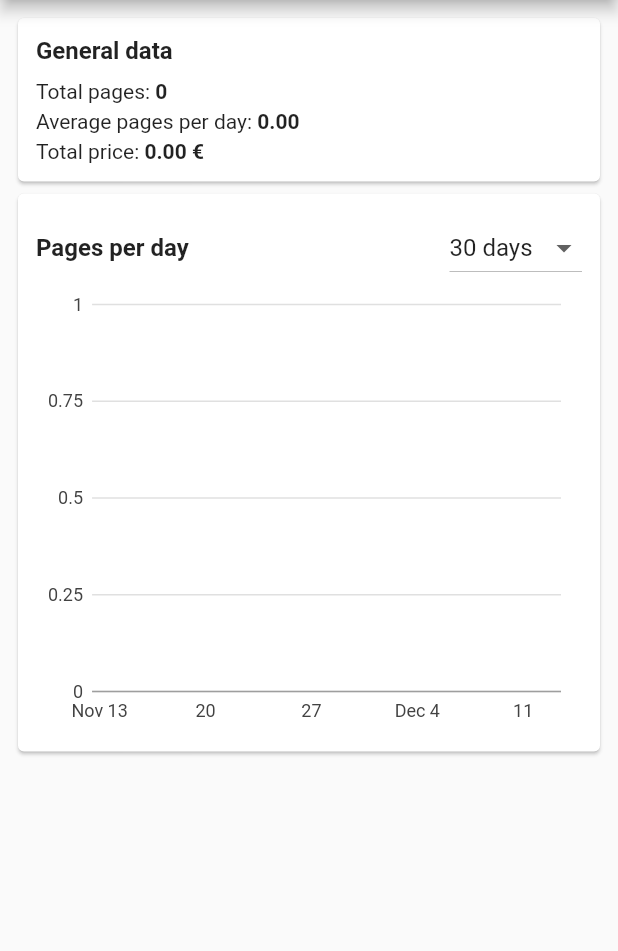
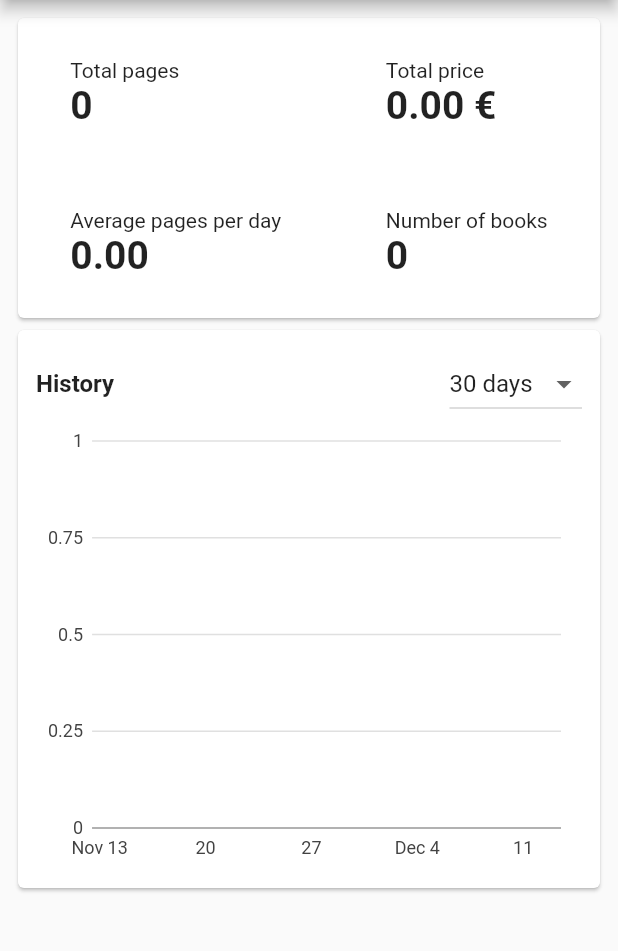
Before and after one commit to codinguniverse-de/trackit, a Flutter app: the StatisticsPage screen opened by its route, on a phone screen of 412 x 824 dp, the part 84-1035 px from its top. Run offline on Flutter 3.47's test engine with Material 2 defaults, Android fonts, the phone set to English and light mode, and no system bars; our stand-ins replace charts_flutter, image_picker, shared_preferences, smooth_star_rating, sqflite; accounts and stored records are empty.

Commit message:
Optimize statistics view for books

```diff
--- a/lib/common/statistics/general_statistics_card.dart
+++ b/lib/common/statistics/general_statistics_card.dart
@@ -5,49 +5,97 @@ class GeneralStatisticsCard extends StatelessWidget {
   final int totalPages;
   final double averagePages;
   final double totalPrice;
+  final int amountBooks;
 
   GeneralStatisticsCard({
     @required this.totalPages,
     @required this.averagePages,
     @required this.totalPrice,
+    @required this.amountBooks
   });
 
   @override
   Widget build(BuildContext context) {
     return Card(
-      child: Padding(
-        padding: EdgeInsets.all(12.0),
+      child: SizedBox(
+        height: 200.0,
+        child: Row(
+          mainAxisSize: MainAxisSize.max,
+          mainAxisAlignment: MainAxisAlignment.spaceAround,
+          children: <Widget>[
+            Column(
+              mainAxisAlignment: MainAxisAlignment.spaceAround,
+              crossAxisAlignment: CrossAxisAlignment.start,
+              children: <Widget>[
+                GridTile(
+                  child: Column(
+
+                    crossAxisAlignment: CrossAxisAlignment.start,
+                    children: <Widget>[
+                      Text(Localization.of(context).totalPages),
+                      Text(
+                        totalPages.toString(),
+                        style: TextStyle(
+                          fontWeight: FontWeight.w700,
+                          fontSize: 26.0,
+                        ),
+                      ),
+                    ],
+                  ),
+                ),
+                GridTile(
                   child: Column(
                     crossAxisAlignment: CrossAxisAlignment.start,
                     children: <Widget>[
+                      Text(Localization.of(context).averagePages),
                       Text(
-              Localization.of(context).generalData,
-              style: TextStyle(fontWeight: FontWeight.w700, fontSize: 16.0),
+                        averagePages.toStringAsFixed(2),
+                        style: TextStyle(
+                          fontWeight: FontWeight.w700,
+                          fontSize: 26.0,
                         ),
-            SizedBox(
-              height: 10.0,
                       ),
-            Row(
-              children: <Widget>[
-                Text(Localization.of(context).totalPages),
-                Text(totalPages.toString(), style: TextStyle(fontWeight: FontWeight.w700),)
                     ],
                   ),
-            SizedBox(height: 4.0,),
-            Row(
-              children: <Widget>[
-                Text(Localization.of(context).averagePages),
-                Text(averagePages.toStringAsFixed(2), style: TextStyle(fontWeight: FontWeight.w700),)
+                ),
               ],
             ),
-
-            SizedBox(height: 4.0,),
-            Row(
+            Column(
+              crossAxisAlignment: CrossAxisAlignment.start,
+              mainAxisAlignment: MainAxisAlignment.spaceAround,
+              children: <Widget>[
+                GridTile(
+                  child: Column(
+                    crossAxisAlignment: CrossAxisAlignment.start,
                     children: <Widget>[
                       Text(Localization.of(context).totalPrice),
-                Text(totalPrice.toStringAsFixed(2) + ' €', style: TextStyle(fontWeight: FontWeight.w700),)
+                      Text(
+                        totalPrice.toStringAsFixed(2) + ' €',
+                        style: TextStyle(
+                          fontWeight: FontWeight.w700,
+                          fontSize: 26.0,
+                        ),
+                      ),
                     ],
-            ) ,
+                  ),
+                ),
+                GridTile(
+                  child: Column(
+                    crossAxisAlignment: CrossAxisAlignment.start,
+                    children: <Widget>[
+                      Text(Localization.of(context).amountBooks),
+                      Text(
+                        amountBooks.toString(),
+                        style: TextStyle(
+                          fontWeight: FontWeight.w700,
+                          fontSize: 26.0,
+                        ),
+                      ),
+                    ],
+                  ),
+                )
+              ],
+            ),
           ],
         ),
       ),
--- a/lib/pages/statistics_page.dart
+++ b/lib/pages/statistics_page.dart
@@ -49,6 +49,7 @@ class _StatisticsPageState extends State<StatisticsPage> {
               totalPages: _totalPages,
               averagePages: _averagePages,
               totalPrice: _totalPrice,
+              amountBooks: widget.model.books.length,
             ),
             Card(
               child: Padding(
--- a/lib/util/localization.dart
+++ b/lib/util/localization.dart
@@ -8,6 +8,7 @@ class Localization {
   final Locale locale;
 
   Localization(this.locale);
+
 
 
 
@@ -22,6 +23,7 @@ class Localization {
 
   _getValue(String key) => _localizedValues[locale.languageCode][key];
 
+  String get amountBooks => _getValue(AmountBooks);
   String get startPage => _getValue(StartPage);
   String get episodes => _getValue(Episodes);
   String get details => _getValue(Details);
@@ -37,7 +39,6 @@ class Localization {
   String get averagePages => _getValue(AveragePages);
   String get totalPages => _getValue(TotalPages);
   String get totalPrice => _getValue(TotalPrice);
-  String get generalData => _getValue(GeneralData);
   String get search => _getValue(Search);
   String get noResults => _getValue(NoResults);
   String get fetchBooksFailed => _getValue(FetchBooksFailed);
--- a/lib/util/localization_strings.dart
+++ b/lib/util/localization_strings.dart
@@ -27,7 +27,6 @@ const String AppTitle = 'app_title',
     FetchBooksFailed = 'fetch_books_failed',
     NoResults = 'no_results',
     Search = 'search',
-    GeneralData = 'general_data',
     TotalPages = 'total_pages',
     TotalPrice = 'total_price',
     AveragePages = 'average_pages',
@@ -42,7 +41,8 @@ const String AppTitle = 'app_title',
     AddPodcast = 'add_podcast',
     Episodes = 'episodes',
     Details = 'details',
-    StartPage = 'start_page';
+    StartPage = 'start_page',
+    AmountBooks = 'amount_books';
 
 final de = {
   AppTitle: 'TrackIt',
@@ -69,15 +69,14 @@ final de = {
   Export: 'Daten exportieren',
   ExportSuccess: 'Daten wurden exportiert',
   EditProgress: 'Fortschritt anpassen',
-  PagesPerDay: 'Seiten pro Tag',
+  PagesPerDay: 'Historie',
   Days: 'Tage',
   FetchBooksFailed: 'Fehler bei der Websuche',
   NoResults: 'Keine Ergebnisse',
   Search: 'Suche',
-  GeneralData: 'Allgemeine Daten',
-  TotalPages: 'Seiten gesamt: ',
-  TotalPrice: 'Gesamtpreis: ',
-  AveragePages: 'Tagesdurchschnitt: ',
+  TotalPages: 'Seiten gesamt:',
+  TotalPrice: 'Gesamtpreis',
+  AveragePages: 'Tagesdurchschnitt',
   All: 'Alle',
   CurrentlyReading: 'Am Lesen',
   Finished: 'Beendet',
@@ -89,7 +88,8 @@ final de = {
   AddPodcast: 'Podcast hinzufügen',
   Episodes: 'Episoden',
   Details: 'Detail',
-  StartPage: 'Startseite'
+  StartPage: 'Startseite',
+  AmountBooks: 'Anzahl Bücher',
 };
 
 final en = {
@@ -117,15 +117,14 @@ final en = {
   Export: 'Export data',
   ExportSuccess: 'Data exported successfully',
   EditProgress: 'Edit progress',
-  PagesPerDay: 'Pages per day',
+  PagesPerDay: 'History',
   Days: 'days',
   FetchBooksFailed: 'Error while fetching data',
   NoResults: 'No Results',
   Search: 'Search',
-  GeneralData: 'General data',
-  TotalPages: 'Total pages: ',
-  TotalPrice: 'Total price: ',
-  AveragePages: 'Average pages per day: ',
+  TotalPages: 'Total pages',
+  TotalPrice: 'Total price',
+  AveragePages: 'Average pages per day',
   All: 'All',
   CurrentlyReading: 'Currently reading',
   Finished: 'Finished',
@@ -137,5 +136,7 @@ final en = {
   AddPodcast: 'Add Podcast',
   Episodes: 'Episodes',
   Details: 'Detail',
-  StartPage: 'Initial page'
+  StartPage: 'Initial page',
+  AmountBooks: 'Number of books',
+
 };
```
Lines whose indentation alone changed are shown as unchanged.
